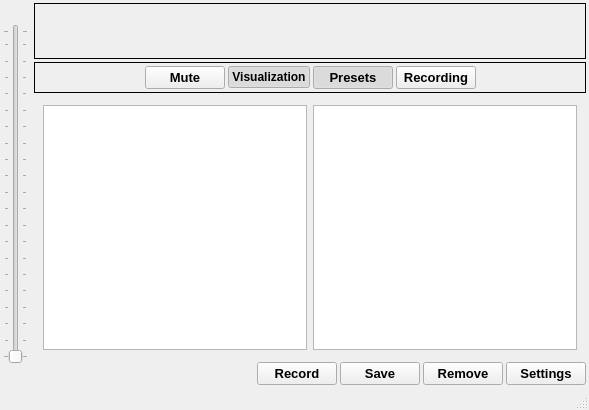
This is finny/ui/mainwindow.ui in RyanNerd/finny as Qt 5 draws it before an edit. The edited form follows.
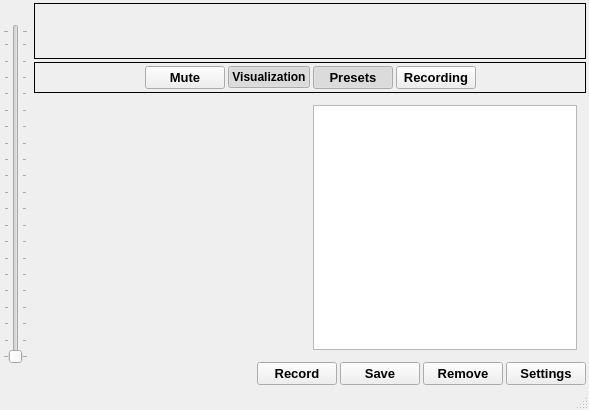
This is the edited form. Icons and pictures are not drawn.

Commit message: Vastly improved the performance and simplicity of the visualization. It now uses Gstreamer to render directly onto a simple widget (via QWidget::winId().) Some small improvements to handle odd situations will be needed, but as it stands, the visualization code is going in a much better direction.

What changed in the file:
```diff
--- a/finny/ui/mainwindow.ui
+++ b/finny/ui/mainwindow.ui
@@ -489,23 +489,7 @@
             </property>
             <layout class="QHBoxLayout" name="horizontalLayout">
              <item>
-              <widget class="QGraphicsView" name="Visualization">
-               <property name="sizePolicy">
-                <sizepolicy hsizetype="Preferred" vsizetype="Preferred">
-                 <horstretch>0</horstretch>
-                 <verstretch>0</verstretch>
-                </sizepolicy>
-               </property>
-               <property name="verticalScrollBarPolicy">
-                <enum>Qt::ScrollBarAlwaysOff</enum>
-               </property>
-               <property name="horizontalScrollBarPolicy">
-                <enum>Qt::ScrollBarAlwaysOff</enum>
-               </property>
-               <property name="optimizationFlags">
-                <set>QGraphicsView::DontAdjustForAntialiasing|QGraphicsView::DontClipPainter|QGraphicsView::DontSavePainterState</set>
-               </property>
-              </widget>
+              <widget class="QWidget" name="Visualization" native="true"/>
              </item>
              <item>
               <widget class="QListView" name="Presets">
```
Left out of the diff: 32 changed lines with no effect on the pictures. The commit also changes 4 other files.
